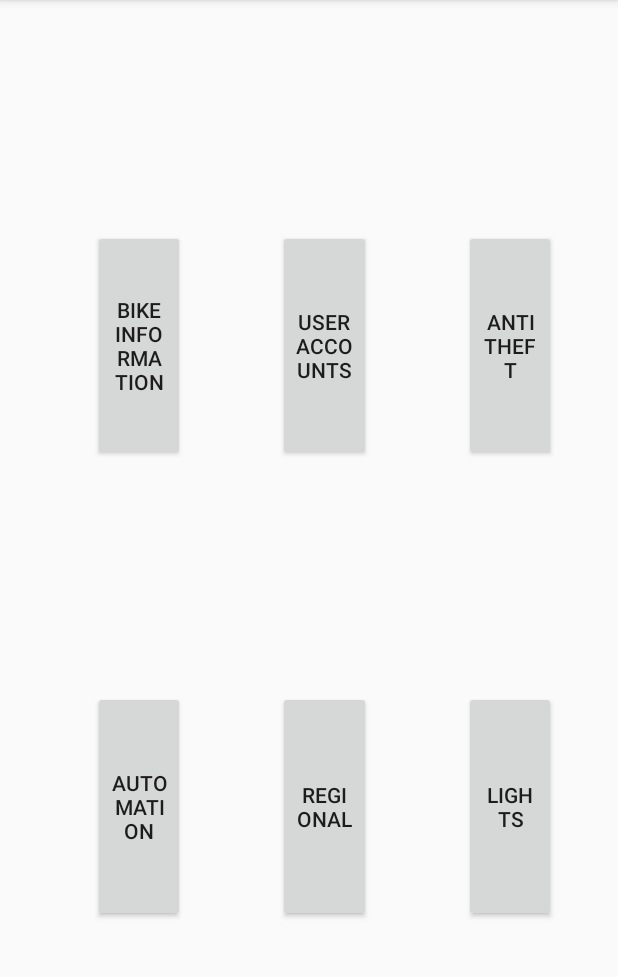
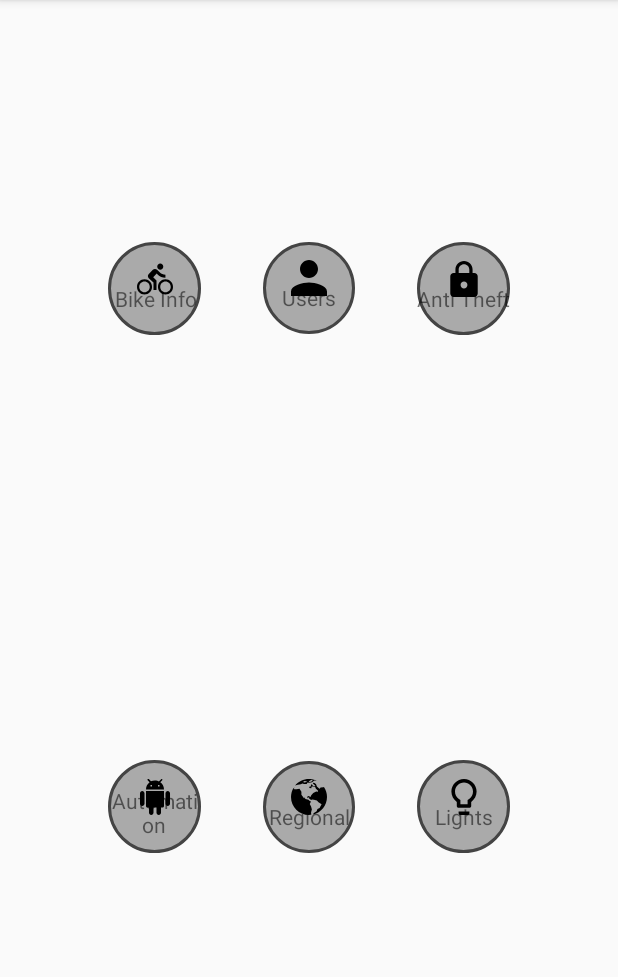
Before and after one commit to PreDated92/BenoReno, an Android app: the fragment FragmentSettings shown on its own in the app's theme, on a phone screen of 412 x 824 dp, the part 84-1061 px from its top. Run offline under Robolectric (Android 15) with nearby library versions, the phone set to English and light mode, and no system bars.

Commit message:
Created new control for settings buttons

```diff
--- a/app/src/main/java/com/example/lk/benoreno/ControlView/DisplayTilePasView.java
+++ b/app/src/main/java/com/example/lk/benoreno/ControlView/DisplayTilePasView.java
@@ -96,7 +96,4 @@ public class DisplayTilePasView extends DisplayTileView {
             }
         });
     }
-
-
-
 }
--- /dev/null
+++ b/app/src/main/java/com/example/lk/benoreno/ControlView/SettingsButtonView.java
@@ -0,0 +1,51 @@
+package com.example.lk.benoreno.ControlView;
+
+import android.content.Context;
+import android.support.constraint.ConstraintLayout;
+import android.util.AttributeSet;
+import android.view.LayoutInflater;
+import android.widget.ImageView;
+import android.widget.TextView;
+
+import com.example.lk.benoreno.R;
+
+public class SettingsButtonView extends ConstraintLayout {
+
+    protected TextView _tvTitle;
+    protected ImageView _btImage;
+
+    public SettingsButtonView(Context context)
+    {
+        super(context);
+        initControl(context);
+    }
+
+    public SettingsButtonView(Context context, AttributeSet attrs) {
+        super(context, attrs);
+        initControl(context);
+    }
+
+    public SettingsButtonView(Context context, AttributeSet attrs, int defStyle) {
+        super(context, attrs, defStyle);
+        initControl(context);
+    }
+
+    protected void initControl(Context context)
+    {
+        LayoutInflater inflater = (LayoutInflater)
+                context.getSystemService(Context.LAYOUT_INFLATER_SERVICE);
+
+        inflater.inflate(R.layout.control_settings_button, this);
+
+        _btImage = findViewById(R.id.imageButton);
+        _tvTitle = findViewById(R.id.tvTitle);
+    }
+
+    public void setDispTitle(String dispTitle) {
+        _tvTitle.setText(dispTitle);
+    }
+
+    public void setDispImage(int resId) {
+        _btImage.setImageResource(resId);
+    }
+}
--- a/app/src/main/java/com/example/lk/benoreno/ControlView/TextSpinnerComboView.java
+++ b/app/src/main/java/com/example/lk/benoreno/ControlView/TextSpinnerComboView.java
@@ -36,7 +36,7 @@ public class TextSpinnerComboView extends LinearLayout {
         LayoutInflater inflater = (LayoutInflater)
                 context.getSystemService(Context.LAYOUT_INFLATER_SERVICE);
 
-        inflater.inflate(R.layout.control_text_view_spinner_combo, this);
+        inflater.inflate(R.layout.control_text_spinner_combo, this);
 
         _spValues = findViewById(R.id.spValues);
         _tvTitle = findViewById(R.id.tvTitle);
--- a/app/src/main/java/com/example/lk/benoreno/FragmentSettings.java
+++ b/app/src/main/java/com/example/lk/benoreno/FragmentSettings.java
@@ -5,8 +5,8 @@ import android.os.Bundle;
 import android.view.LayoutInflater;
 import android.view.View;
 import android.view.ViewGroup;
-import android.widget.Button;
 
+import com.example.lk.benoreno.ControlView.SettingsButtonView;
 import com.example.lk.benoreno.FragmentSubSettings.*;
 
 public class FragmentSettings extends Fragment {
@@ -18,12 +18,12 @@ public class FragmentSettings extends Fragment {
     private FragmentSettingsRegional _fragmentSettingsRegional = new FragmentSettingsRegional();
     private FragmentSettingsLights _fragmentSettingsLights = new FragmentSettingsLights();
 
-    private Button _btSettingsBikeInfo;
-    private Button _btSettingsUserAcc;
-    private Button _btSettingsAntiTheft;
-    private Button _btSettingsAutomation;
-    private Button _btSettingsRegional;
-    private Button _btSettingsLights;
+    private SettingsButtonView _btSettingsBikeInfo;
+    private SettingsButtonView _btSettingsUserAcc;
+    private SettingsButtonView _btSettingsAntiTheft;
+    private SettingsButtonView _btSettingsAutomation;
+    private SettingsButtonView _btSettingsRegional;
+    private SettingsButtonView _btSettingsLights;
 
     @Override
     public void onCreate(Bundle savedInstanceState) {
@@ -41,6 +41,24 @@ public class FragmentSettings extends Fragment {
         _btSettingsLights = fragView.findViewById(R.id.btSettingsLights);
 
         HookButtonEventHandler();
+
+        _btSettingsBikeInfo.setDispTitle("Bike Info");
+        _btSettingsBikeInfo.setDispImage(R.drawable.ic_bike);
+
+        _btSettingsUserAcc.setDispTitle("Users");
+        _btSettingsUserAcc.setDispImage(R.drawable.ic_user);
+
+        _btSettingsAntiTheft.setDispTitle("Anti Theft");
+        _btSettingsAntiTheft.setDispImage(R.drawable.ic_lock);
+
+        _btSettingsAutomation.setDispTitle("Automation");
+        _btSettingsAutomation.setDispImage(R.drawable.ic_android);
+
+        _btSettingsRegional.setDispTitle("Regional");
+        _btSettingsRegional.setDispImage(R.drawable.ic_world);
+
+        _btSettingsLights.setDispTitle("Lights");
+        _btSettingsLights.setDispImage(R.drawable.ic_light);
 
         return fragView;
     }
--- a/app/src/main/res/drawable/bg_speedometer_circle.xml
+++ b/app/src/main/res/drawable/bg_speedometer_circle.xml
@@ -1,9 +1,7 @@
 <?xml version="1.0" encoding="utf-8"?>
 <shape xmlns:android="http://schemas.android.com/apk/res/android"
-    android:shape="oval"
-    android:useLevel="true"
-    android:innerRadius="@dimen/activity_vertical_margin">
-    <solid android:color="#ffffff"/> <!--199fff-->
+    android:shape="oval">
+    <solid android:color="#aaaaaa"/> <!--199fff-->
     <stroke
         android:width="2dp"
         android:color="#444444"/>
--- /dev/null
+++ b/app/src/main/res/drawable/ic_android.xml
@@ -0,0 +1,11 @@
+<?xml version="1.0" encoding="utf-8"?>
+<vector xmlns:android="http://schemas.android.com/apk/res/android"
+    android:width="24dp"
+    android:height="24dp"
+    android:viewportWidth="611.363"
+    android:viewportHeight="611.363">
+
+    <path
+        android:fillColor="#000000"
+        android:pathData="M152.682,458.363c0,15.3,10.2,25.5,25.5,25.5h25.5v89.25c0,20.4,17.85,38.25,38.25,38.25s38.25-17.85,38.25-38.25v-89.25 h51v89.25c0,20.4,17.85,38.25,38.25,38.25s38.25-17.85,38.25-38.25v-89.25h25.5c15.3,0,25.5-10.2,25.5-25.5v-255h-306V458.363z M88.932,203.363c-20.4,0-38.25,17.851-38.25,38.25v178.5c0,20.4,17.85,38.25,38.25,38.25s38.25-17.85,38.25-38.25v-178.5 C127.182,221.213,109.332,203.363,88.932,203.363z M522.432,203.363c-20.4,0-38.25,17.851-38.25,38.25v178.5 c0,20.4,17.85,38.25,38.25,38.25s38.25-17.85,38.25-38.25v-178.5C560.682,221.213,542.832,203.363,522.432,203.363z M394.932,55.463l33.15-33.15c5.1-5.1,5.1-12.75,0-17.85c-5.101-5.101-12.75-5.101-17.851,0l-38.25,38.25 c-17.85-12.75-40.8-17.851-66.3-17.851s-48.45,5.101-68.85,15.3l-35.7-38.25c-5.1-2.55-15.3-2.55-20.4,0 c-2.55,5.101-2.55,15.301,0,20.4l33.15,33.15c-35.7,28.05-61.2,71.399-61.2,122.399h306 C458.682,126.863,433.182,80.963,394.932,55.463z M254.682,126.863h-25.5v-25.5h25.5V126.863z M382.182,126.863h-25.5v-25.5h25.5 V126.863z" />
+</vector>
--- /dev/null
+++ b/app/src/main/res/drawable/ic_bike.xml
@@ -0,0 +1,20 @@
+<?xml version="1.0" encoding="utf-8"?>
+<vector xmlns:android="http://schemas.android.com/apk/res/android"
+    android:width="24dp"
+    android:height="24dp"
+    android:viewportWidth="512"
+    android:viewportHeight="512">
+
+    <path
+        android:fillColor="#000000"
+        android:pathData="M330.667,122.667c23.467,0,42.667-19.2,42.667-42.667s-19.2-42.667-42.667-42.667S288,56.533,288,80 S307.2,122.667,330.667,122.667z" />
+    <path
+        android:fillColor="#000000"
+        android:pathData="M106.667,261.333C48,261.333,0,309.333,0,368s48,106.667,106.667,106.667c58.667,0,106.667-48,106.667-106.667 S165.333,261.333,106.667,261.333z M106.667,442.667C65.067,442.667,32,409.6,32,368s33.067-74.667,74.667-74.667 c41.6,0,74.667,33.067,74.667,74.667S148.267,442.667,106.667,442.667z" />
+    <path
+        android:fillColor="#000000"
+        android:pathData="M404.267,238.933v-42.667c-32,0-58.667-11.733-77.867-30.933L284.8,124.8c-6.4-7.467-17.067-12.8-28.8-12.8 s-22.4,4.267-29.867,12.8l-58.667,58.667c-7.467,7.467-12.8,18.133-12.8,29.867s5.333,22.4,12.8,30.933l67.2,59.733v106.667 h42.667V277.333L230.4,230.4l50.133-51.2l16,16C323.2,222.933,360.533,238.933,404.267,238.933z" />
+    <path
+        android:fillColor="#000000"
+        android:pathData="M405.333,261.333c-58.667,0-106.667,48-106.667,106.667s48,106.667,106.667,106.667C464,474.667,512,426.667,512,368 S464,261.333,405.333,261.333z M405.333,442.667c-41.6,0-74.667-33.067-74.667-74.667s33.067-74.667,74.667-74.667 C446.933,293.333,480,326.4,480,368S446.933,442.667,405.333,442.667z" />
+</vector>
--- /dev/null
+++ b/app/src/main/res/drawable/ic_light.xml
@@ -0,0 +1,14 @@
+<?xml version="1.0" encoding="utf-8"?>
+<vector xmlns:android="http://schemas.android.com/apk/res/android"
+    android:width="24dp"
+    android:height="24dp"
+    android:viewportWidth="512"
+    android:viewportHeight="512">
+
+    <path
+        android:fillColor="#000000"
+        android:pathData="M179.2,486.4c0,14.08,11.52,25.6,25.6,25.6h102.4c14.08,0,25.6-11.52,25.6-25.6v-25.6H179.2V486.4z" />
+    <path
+        android:fillColor="#000000"
+        android:pathData="M256,0C157.056,0,76.8,80.256,76.8,179.2c0,60.928,30.464,114.56,76.8,146.944V384c0,14.08,11.52,25.6,25.6,25.6h153.6 c14.08,0,25.6-11.52,25.6-25.6v-57.856c46.336-32.384,76.8-86.016,76.8-146.944C435.2,80.256,354.944,0,256,0z M329.088,284.16 L307.2,299.392V358.4H204.8v-58.88l-21.888-15.232C148.48,260.224,128,221.056,128,179.328c0-70.528,57.472-128,128-128 s128,57.472,128,128C384,220.928,363.52,260.096,329.088,284.16z" />
+</vector>
--- /dev/null
+++ b/app/src/main/res/drawable/ic_lock.xml
@@ -0,0 +1,11 @@
+<?xml version="1.0" encoding="utf-8"?>
+<vector xmlns:android="http://schemas.android.com/apk/res/android"
+    android:width="24dp"
+    android:height="24dp"
+    android:viewportWidth="535.5"
+    android:viewportHeight="535.5">
+
+    <path
+        android:fillColor="#000000"
+        android:pathData="M420.75,178.5h-25.5v-51c0-71.4-56.1-127.5-127.5-127.5c-71.4,0-127.5,56.1-127.5,127.5v51h-25.5c-28.05,0-51,22.95-51,51 v255c0,28.05,22.95,51,51,51h306c28.05,0,51-22.95,51-51v-255C471.75,201.45,448.8,178.5,420.75,178.5z M267.75,408 c-28.05,0-51-22.95-51-51s22.95-51,51-51s51,22.95,51,51S295.8,408,267.75,408z M346.8,178.5H188.7v-51 c0-43.35,35.7-79.05,79.05-79.05c43.35,0,79.05,35.7,79.05,79.05V178.5z" />
+</vector>
--- /dev/null
+++ b/app/src/main/res/drawable/ic_user.xml
@@ -0,0 +1,11 @@
+<?xml version="1.0" encoding="utf-8"?>
+<vector xmlns:android="http://schemas.android.com/apk/res/android"
+    android:width="24dp"
+    android:height="24dp"
+    android:viewportWidth="408"
+    android:viewportHeight="408">
+
+    <path
+        android:fillColor="#000000"
+        android:pathData="M204,204c56.1,0,102-45.9,102-102S260.1,0,204,0c-56.1,0-102,45.9-102,102S147.9,204,204,204z M204,255 C135.15,255,0,288.15,0,357v51h408v-51C408,288.15,272.85,255,204,255z" />
+</vector>
--- /dev/null
+++ b/app/src/main/res/drawable/ic_world.xml
@@ -0,0 +1,17 @@
+<?xml version="1.0" encoding="utf-8"?>
+<vector xmlns:android="http://schemas.android.com/apk/res/android"
+    android:width="24dp"
+    android:height="24dp"
+    android:viewportWidth="31.416"
+    android:viewportHeight="31.416">
+
+    <path
+        android:fillColor="#000000"
+        android:pathData="M28.755,6.968l-0.47,0.149L25.782,7.34l-0.707,1.129l-0.513-0.163L22.57,6.51l-0.289-0.934L21.894,4.58l-1.252-1.123 l-1.477-0.289l-0.034,0.676l1.447,1.412l0.708,0.834L20.49,6.506l-0.648-0.191L18.871,5.91l0.033-0.783l-1.274-0.524l-0.423,1.841 l-1.284,0.291l0.127,1.027l1.673,0.322l0.289-1.641l1.381,0.204l0.642,0.376h1.03l0.705,1.412l1.869,1.896l-0.137,0.737 l-1.507-0.192l-2.604,1.315l-1.875,2.249l-0.244,0.996h-0.673l-1.254-0.578l-1.218,0.578l0.303,1.285l0.53-0.611l0.932-0.029 l-0.065,1.154l0.772,0.226l0.771,0.866l1.259-0.354l1.438,0.227l1.67,0.449l0.834,0.098l1.414,1.605l2.729,1.605l-1.765,3.372 l-1.863,0.866l-0.707,1.927l-2.696,1.8l-0.287,1.038c6.892-1.66,12.019-7.851,12.019-15.253 C31.413,12.474,30.433,9.465,28.755,6.968z" />
+    <path
+        android:fillColor="#000000"
+        android:pathData="M17.515,23.917l-1.144-2.121l1.05-2.188l-1.05-0.314l-1.179-1.184l-2.612-0.586l-0.867-1.814v1.077h-0.382l-2.251-3.052 v-2.507L7.43,8.545L4.81,9.012H3.045L2.157,8.43L3.29,7.532L2.16,7.793c-1.362,2.326-2.156,5.025-2.156,7.916 c0,8.673,7.031,15.707,15.705,15.707c0.668,0,1.323-0.059,1.971-0.137l-0.164-1.903c0,0,0.721-2.826,0.721-2.922 C18.236,26.357,17.515,23.917,17.515,23.917z" />
+    <path
+        android:fillColor="#000000"
+        android:pathData="M5.84,5.065l2.79-0.389l1.286-0.705l1.447,0.417l2.312-0.128l0.792-1.245l1.155,0.19l2.805-0.263L19.2,2.09l1.09-0.728 l1.542,0.232l0.562-0.085C20.363,0.553,18.103,0,15.708,0C10.833,0,6.474,2.222,3.596,5.711h0.008L5.84,5.065z M16.372,1.562 l1.604-0.883l1.03,0.595l-1.491,1.135l-1.424,0.143l-0.641-0.416L16.372,1.562z M11.621,1.691l0.708,0.295l0.927-0.295 l0.505,0.875l-2.14,0.562l-1.029-0.602C10.591,2.526,11.598,1.878,11.621,1.691z" />
+</vector>
--- /dev/null
+++ b/app/src/main/res/layout/control_settings_button.xml
@@ -0,0 +1,31 @@
+<?xml version="1.0" encoding="utf-8"?>
+<android.support.constraint.ConstraintLayout xmlns:android="http://schemas.android.com/apk/res/android"
+    android:layout_width="match_parent"
+    android:layout_height="match_parent"
+    android:background="@drawable/bg_speedometer_circle"
+    xmlns:app="http://schemas.android.com/apk/res-auto">
+
+    <ImageView
+        android:id="@+id/imageButton"
+        android:layout_width="wrap_content"
+        android:layout_height="wrap_content"
+        android:background="@android:color/transparent"
+        app:layout_constraintBottom_toBottomOf="parent"
+        app:layout_constraintEnd_toEndOf="parent"
+        app:layout_constraintStart_toStartOf="parent"
+        app:layout_constraintTop_toTopOf="parent"
+        app:layout_constraintVertical_bias="0.32999998" />
+
+    <TextView
+        android:id="@+id/tvTitle"
+        android:layout_width="wrap_content"
+        android:layout_height="wrap_content"
+        android:gravity="center"
+        android:text="Title"
+        app:layout_constraintBottom_toBottomOf="parent"
+        app:layout_constraintEnd_toEndOf="parent"
+        app:layout_constraintStart_toStartOf="parent"
+        app:layout_constraintTop_toTopOf="parent"
+        app:layout_constraintVertical_bias="0.65" />
+
+</android.support.constraint.ConstraintLayout>
--- a/app/src/main/res/layout/fragment_settings.xml
+++ b/app/src/main/res/layout/fragment_settings.xml
@@ -9,49 +9,49 @@
         android:layout_width="wrap_content"
         android:layout_height="wrap_content"
         android:orientation="vertical"
-        app:layout_constraintGuide_percent="0.15"/>
+        app:layout_constraintGuide_percent="0.175" />
 
     <android.support.constraint.Guideline
         android:id="@+id/guidelineV2"
         android:layout_width="wrap_content"
         android:layout_height="wrap_content"
         android:orientation="vertical"
-        app:layout_constraintGuide_percent="0.30"/>
+        app:layout_constraintGuide_percent="0.325" />
 
     <android.support.constraint.Guideline
         android:id="@+id/guidelineV3"
         android:layout_width="wrap_content"
         android:layout_height="wrap_content"
         android:orientation="vertical"
-        app:layout_constraintGuide_percent="0.45"/>
+        app:layout_constraintGuide_percent="0.425" />
 
     <android.support.constraint.Guideline
         android:id="@+id/guidelineV4"
         android:layout_width="wrap_content"
         android:layout_height="wrap_content"
         android:orientation="vertical"
-        app:layout_constraintGuide_percent="0.60"/>
+        app:layout_constraintGuide_percent="0.575" />
 
     <android.support.constraint.Guideline
         android:id="@+id/guidelineV5"
         android:layout_width="wrap_content"
         android:layout_height="wrap_content"
         android:orientation="vertical"
-        app:layout_constraintGuide_percent="0.75"/>
+        app:layout_constraintGuide_percent="0.675" />
 
     <android.support.constraint.Guideline
         android:id="@+id/guidelineV6"
         android:layout_width="wrap_content"
         android:layout_height="wrap_content"
         android:orientation="vertical"
-        app:layout_constraintGuide_percent="0.90"/>
+        app:layout_constraintGuide_percent="0.825" />
 
     <android.support.constraint.Guideline
         android:id="@+id/guidelineH1"
         android:layout_width="wrap_content"
         android:layout_height="wrap_content"
         android:orientation="horizontal"
-        app:layout_constraintGuide_percent="0.2"/>
+        app:layout_constraintGuide_percent="0.1" />
 
     <android.support.constraint.Guideline
         android:id="@+id/guidelineH2"
@@ -65,7 +65,7 @@
         android:layout_width="wrap_content"
         android:layout_height="wrap_content"
         android:orientation="horizontal"
-        app:layout_constraintGuide_percent="0.6"/>
+        app:layout_constraintGuide_percent="0.6" />
 
     <android.support.constraint.Guideline
         android:id="@+id/guidelineH4"
@@ -74,62 +74,62 @@
         android:orientation="horizontal"
         app:layout_constraintGuide_percent="0.8"/>
 
-    <Button
+    <com.example.lk.benoreno.ControlView.SettingsButtonView
         android:id="@+id/btSettingsBikeInfo"
         android:layout_width="0dp"
         android:layout_height="0dp"
-        android:text="Bike Information"
         app:layout_constraintBottom_toBottomOf="@+id/guidelineH2"
+        app:layout_constraintDimensionRatio="1:1"
         app:layout_constraintEnd_toEndOf="@+id/guidelineV2"
         app:layout_constraintStart_toStartOf="@+id/guidelineV1"
         app:layout_constraintTop_toTopOf="@+id/guidelineH1" />
 
-    <Button
+    <com.example.lk.benoreno.ControlView.SettingsButtonView
         android:id="@+id/btSettingsUserAcc"
         android:layout_width="0dp"
         android:layout_height="0dp"
-        android:text="User Accounts"
         app:layout_constraintBottom_toBottomOf="@+id/guidelineH2"
+        app:layout_constraintDimensionRatio="1:1"
         app:layout_constraintEnd_toEndOf="@+id/guidelineV4"
         app:layout_constraintStart_toStartOf="@+id/guidelineV3"
         app:layout_constraintTop_toTopOf="@+id/guidelineH1" />
 
-    <Button
+    <com.example.lk.benoreno.ControlView.SettingsButtonView
         android:id="@+id/btSettingsAntiTheft"
         android:layout_width="0dp"
         android:layout_height="0dp"
-        android:text="Anti Theft"
         app:layout_constraintBottom_toBottomOf="@+id/guidelineH2"
+        app:layout_constraintDimensionRatio="1:1"
         app:layout_constraintEnd_toEndOf="@+id/guidelineV6"
         app:layout_constraintStart_toStartOf="@+id/guidelineV5"
         app:layout_constraintTop_toTopOf="@+id/guidelineH1" />
 
-    <Button
+    <com.example.lk.benoreno.ControlView.SettingsButtonView
         android:id="@+id/btSettingsAutomation"
         android:layout_width="0dp"
         android:layout_height="0dp"
-        android:text="Automation"
         app:layout_constraintBottom_toBottomOf="@+id/guidelineH4"
+        app:layout_constraintDimensionRatio="1:1"
         app:layout_constraintEnd_toEndOf="@+id/guidelineV2"
         app:layout_constraintStart_toStartOf="@+id/guidelineV1"
         app:layout_constraintTop_toTopOf="@+id/guidelineH3"/>
 
-    <Button
+    <com.example.lk.benoreno.ControlView.SettingsButtonView
         android:id="@+id/btSettingsRegional"
         android:layout_width="0dp"
         android:layout_height="0dp"
-        android:text="Regional"
         app:layout_constraintBottom_toBottomOf="@+id/guidelineH4"
+        app:layout_constraintDimensionRatio="1:1"
         app:layout_constraintEnd_toEndOf="@+id/guidelineV4"
         app:layout_constraintStart_toStartOf="@+id/guidelineV3"
         app:layout_constraintTop_toTopOf="@+id/guidelineH3" />
 
-    <Button
+    <com.example.lk.benoreno.ControlView.SettingsButtonView
         android:id="@+id/btSettingsLights"
         android:layout_width="0dp"
         android:layout_height="0dp"
-        android:text="Lights"
         app:layout_constraintBottom_toBottomOf="@+id/guidelineH4"
+        app:layout_constraintDimensionRatio="1:1"
         app:layout_constraintEnd_toEndOf="@+id/guidelineV6"
         app:layout_constraintStart_toStartOf="@+id/guidelineV5"
         app:layout_constraintTop_toTopOf="@+id/guidelineH3"/>
```
Also changed, not shown: app/src/main/res/layout/control_text_spinner_combo.xml (renamed from app/src/main/res/layout/control_text_view_spinner_combo.xml).
